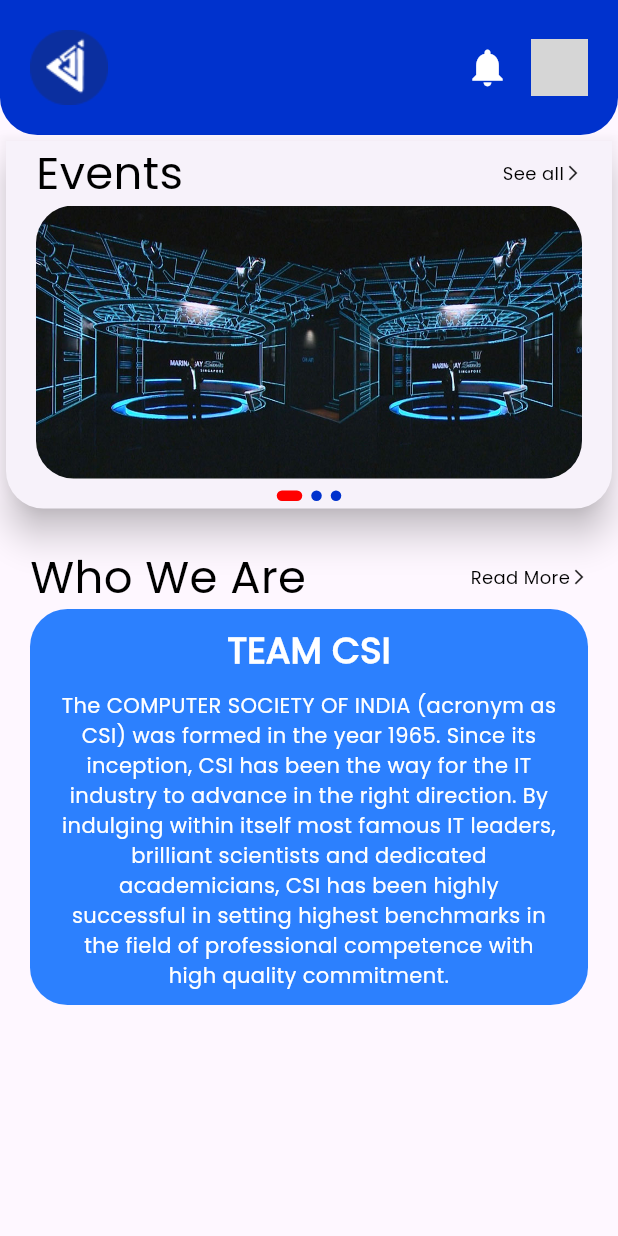
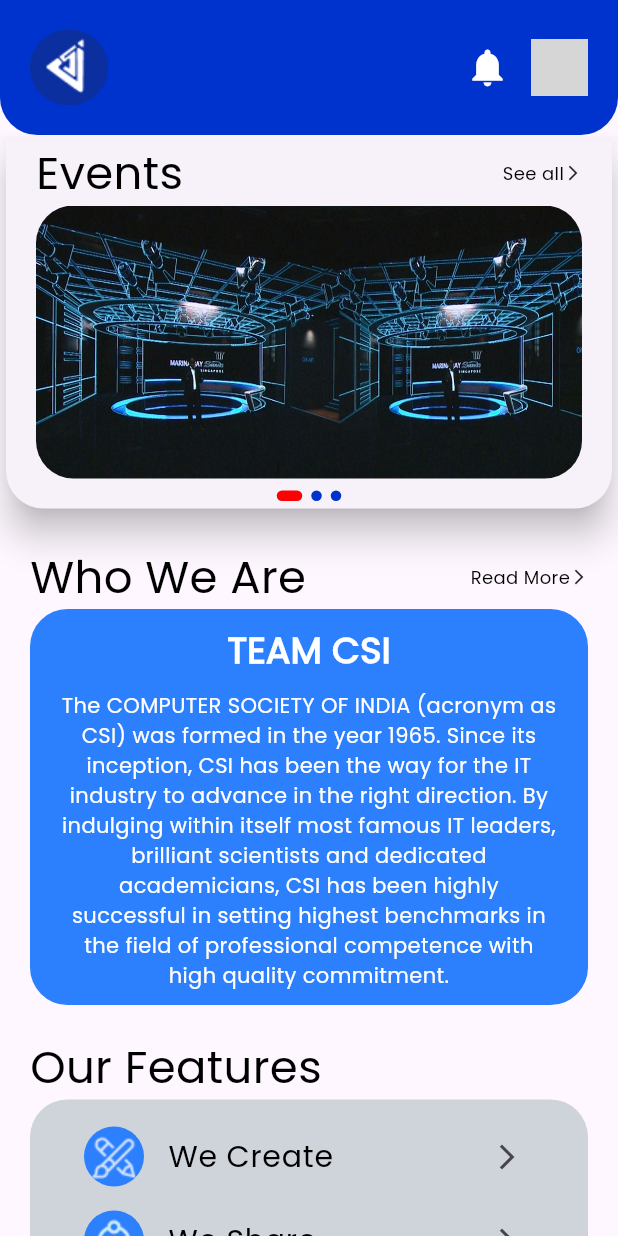
Before and after one commit to Naman2004singh/CSIstudentApp, a Flutter app: the screen it shows after launch, on a phone screen of 412 x 824 dp. Run offline on Flutter 3.47's test engine with Material 3 defaults, Android fonts, the light colour scheme and no system bars; drawn by our look-alikes of carousel_slider, rive; our stand-ins replace flutter_riverpod; grey boxes are pictures that could not be loaded.

Commit message:
added the our features section in the dashboard

```diff
--- a/lib/pages/mobile/tabs/dashboard.dart
+++ b/lib/pages/mobile/tabs/dashboard.dart
@@ -2,6 +2,7 @@
 import 'package:csi_app/widgets/appBar.dart';
 import 'package:csi_app/widgets/carousel/event_slider.dart';
 import 'package:csi_app/widgets/dashboard/headings.dart';
+import 'package:csi_app/widgets/dashboard/our_features.dart';
 import 'package:csi_app/widgets/dashboard/who_we_are.dart';
 import 'package:flutter/material.dart';
 import 'package:flutter_riverpod/flutter_riverpod.dart';
@@ -42,7 +43,15 @@
           height: sizedHeight,
         ),
         const Headings(heading: "Who We Are", sideOptions: "Read More"),
-        const WhoWeAre()
+        const WhoWeAre(),
+        SizedBox(
+          height: sizedHeight,
+        ),
+        const SmallHeading(heading: "Our Features"),
+        const OurFeatures(),
+        SizedBox(
+          height: sizedHeight,
+        ),
       ],
     ));
   }
--- a/lib/utils/strings.dart
+++ b/lib/utils/strings.dart
@@ -3,4 +3,10 @@
 
   static String whoWeAre =
       "The COMPUTER SOCIETY OF INDIA (acronym as CSI) was formed in the year 1965. Since its inception, CSI has been the way for the IT industry to advance in the right direction. By indulging within itself most famous IT leaders, brilliant scientists and dedicated academicians, CSI has been highly successful in setting highest benchmarks in the field of professional competence with high quality commitment.";
+
+  static List iconName = [
+    {"name":"We Create","image":"assets/logos/edit.png"},
+   {"name":"We Share","image":"assets/logos/share.png"},
+    {"name":"We Innovate","image":"assets/logos/bulb.png"}
+  ];
 }
--- a/lib/utils/styles.dart
+++ b/lib/utils/styles.dart
@@ -16,7 +16,7 @@
       color: AllColors.whiteColor);
   static TextStyle headlineMedium = const TextStyle(
       fontFamily: "Poppins",
-      fontSize: 24.0,
+      fontSize: 20.0,
       fontWeight: FontWeight.w400,
       color: AllColors.blackColor);
   static TextStyle headlineDrawer = const TextStyle(
--- a/lib/widgets/dashboard/headings.dart
+++ b/lib/widgets/dashboard/headings.dart
@@ -1,6 +1,7 @@
 import 'package:flutter/material.dart';
 import 'package:csi_app/utils/styles.dart';
 import 'package:csi_app/utils/constants.dart';
+
 
 double padding = Constants.insidepadding;
 
@@ -38,3 +39,25 @@
     );
   }
 }
+
+class SmallHeading extends StatelessWidget {
+  const SmallHeading({super.key, required this.heading});
+
+  final String heading;
+
+  @override
+  Widget build(BuildContext context) {
+    return Padding(
+      padding: EdgeInsets.symmetric(horizontal: padding),
+      child: Row(
+        mainAxisAlignment: MainAxisAlignment.start,
+        children: [
+          Text(
+            heading,
+            style: Textstyle.headlineLarge,
+          )
+        ],
+      ),
+    );
+  }
+}
--- /dev/null
+++ b/lib/widgets/dashboard/our_features.dart
@@ -0,0 +1,45 @@
+import 'package:csi_app/utils/colors.dart';
+import 'package:csi_app/utils/strings.dart';
+import 'package:csi_app/utils/styles.dart';
+import 'package:flutter/material.dart';
+import 'package:csi_app/utils/constants.dart';
+
+class OurFeatures extends StatelessWidget {
+  const OurFeatures({super.key});
+
+  @override
+  Widget build(BuildContext context) {
+    double padding = Constants.insidepadding;
+    double width = Constants.screenWidth(context);
+    double smallpadding = Constants.smallPadding;
+    double boderRadius = Constants.borderRadius;
+    List iconImage = AllStrings.iconName;
+
+    return Container(
+      width: width,
+      margin: EdgeInsets.symmetric(horizontal: padding),
+      padding:
+          EdgeInsets.symmetric(horizontal: padding, vertical: smallpadding),
+      decoration: BoxDecoration(
+          color: AllColors.greyColor,
+          borderRadius: BorderRadius.circular(boderRadius)),
+      child: Column(
+          children: iconImage.map((value) {
+        return ListTile(
+          leading: CircleAvatar(
+            backgroundColor: AllColors.mainColor,
+            child: Image.asset(value["image"]),
+          ),
+          title: Text(
+            value["name"],
+            style: Textstyle.headlineMedium,
+          ),
+          trailing: const Icon(
+            Icons.arrow_forward_ios,
+            size: 20.0,
+          ),
+        );
+      }).toList()),
+    );
+  }
+}
```
Also changed, not shown: assets/logos/bulb.png (added), assets/logos/edit.png (added), assets/logos/share.png (added), lib/widgets/dashboard/who_we_are.dart (line endings or trailing spaces).
